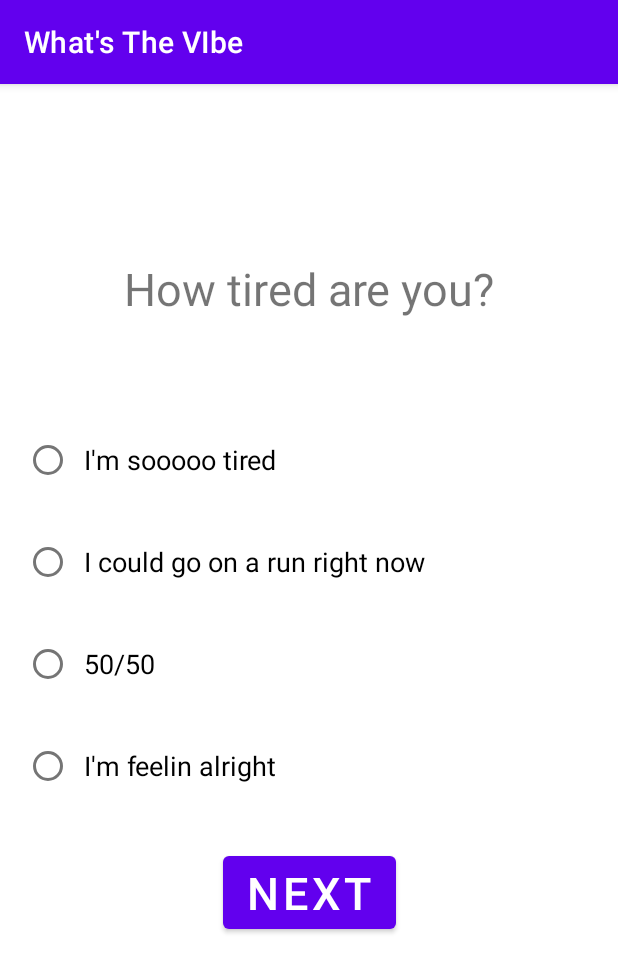
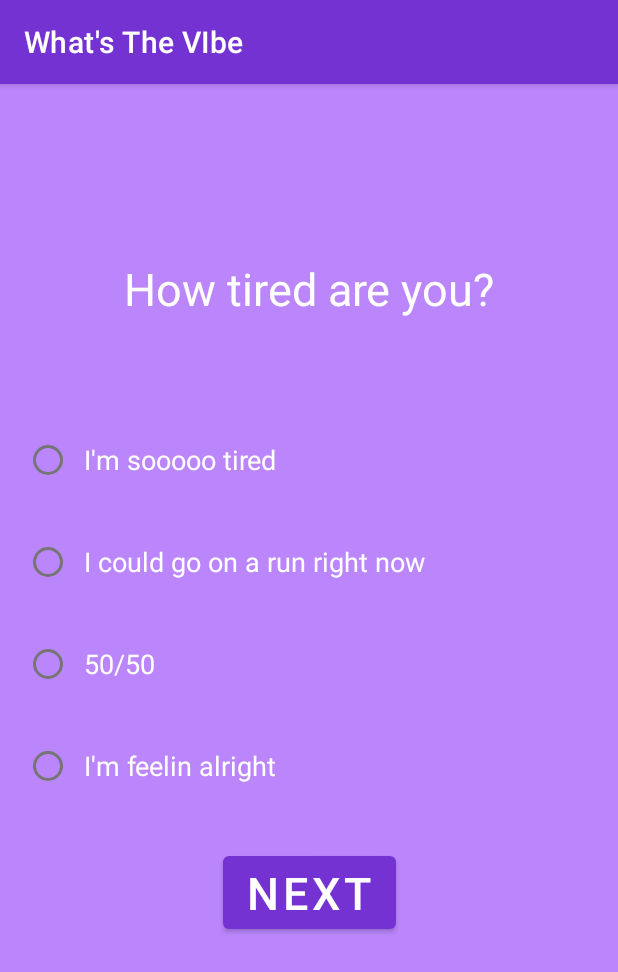
Before and after one commit to GU-App-Development/What-s-The-Vibe-, an Android app: the QuizActivity screen opened directly, with no data from a screen before it, on a phone screen of 412 x 824 dp. Shown: the top 972 px of the screen. Run offline under Robolectric (Android 15) with nearby library versions, the phone set to English and light mode, and no system bars.

Commit message:
Changed the colors and themes. Katie

```diff
--- a/app/src/main/res/layout/activity_main.xml
+++ b/app/src/main/res/layout/activity_main.xml
@@ -4,6 +4,7 @@
     xmlns:tools="http://schemas.android.com/tools"
     xmlns:app="http://schemas.android.com/apk/res-auto"
     style="@style/padding"
+    android:background="@color/purple_200"
     android:layout_width="match_parent"
     android:layout_height="match_parent"
     android:gravity="center"
@@ -13,6 +14,7 @@
         style="@style/welcome_text"
         android:layout_width="wrap_content"
         android:layout_height="wrap_content"
+        android:textColor="@color/white"
         android:text="@string/welcome_message"
         app:layout_constraintTop_toTopOf="parent"
         app:layout_constraintLeft_toLeftOf="parent"
--- a/app/src/main/res/layout/activity_quiz.xml
+++ b/app/src/main/res/layout/activity_quiz.xml
@@ -3,6 +3,7 @@
     xmlns:app="http://schemas.android.com/apk/res-auto"
     xmlns:tools="http://schemas.android.com/tools"
     style="@style/padding"
+    android:background="@color/purple_200"
     android:layout_width="match_parent"
     android:layout_height="match_parent"
     tools:context=".QuizActivity"
@@ -13,6 +14,7 @@
         android:layout_width="wrap_content"
         android:layout_height="wrap_content"
         style="@style/question_text"
+        android:textColor="@color/white"
         app:layout_constraintTop_toTopOf="parent"
         app:layout_constraintLeft_toLeftOf="parent"
         app:layout_constraintRight_toRightOf="parent"
@@ -31,12 +33,14 @@
         <RadioButton android:id="@+id/answer1"
             style="@style/question_buttons"
             android:layout_width="match_parent"
+            android:textColor="@color/white"
             android:layout_height="wrap_content"
             android:text="@string/answer1_text"/>
 
         <RadioButton android:id="@+id/answer2"
             style="@style/question_buttons"
             android:layout_width="match_parent"
+            android:textColor="@color/white"
             android:layout_height="wrap_content"
             android:text="@string/answer2_text"
             />
@@ -45,12 +49,14 @@
             style="@style/question_buttons"
             android:layout_width="match_parent"
             android:layout_height="wrap_content"
+            android:textColor="@color/white"
             android:text="@string/answer3_text"/>
 
         <RadioButton android:id="@+id/answer4"
             style="@style/question_buttons"
             android:layout_width="match_parent"
             android:layout_height="wrap_content"
+            android:textColor="@color/white"
             android:text="@string/answer4_text"
             android:textSize="18sp"/>
 
--- a/app/src/main/res/layout/activity_result.xml
+++ b/app/src/main/res/layout/activity_result.xml
@@ -4,6 +4,7 @@
     xmlns:tools="http://schemas.android.com/tools"
     style="@style/padding"
     android:layout_width="match_parent"
+    android:background="@color/purple_200"
     android:layout_height="match_parent"
     tools:context=".ResultActivity">
 
@@ -12,6 +13,7 @@
         android:layout_width="wrap_content"
         android:layout_height="wrap_content"
         style="@style/question_text"
+        android:textColor="@color/white"
         android:text="@string/result_text"
         app:layout_constraintTop_toTopOf="parent"
         app:layout_constraintLeft_toLeftOf="parent"
@@ -23,6 +25,7 @@
     <TextView
         android:layout_width="wrap_content"
         android:layout_height="wrap_content"
+        android:textColor="@color/white"
         android:text="Playlist/Song Name..."
         android:textSize="37sp"
         app:layout_constraintTop_toBottomOf="@id/result_text"
--- a/app/src/main/res/values/colors.xml
+++ b/app/src/main/res/values/colors.xml
@@ -7,4 +7,5 @@
     <color name="teal_700">#FF018786</color>
     <color name="black">#FF000000</color>
     <color name="white">#FFFFFFFF</color>
+    <color name="purple_300">#7432D3</color>
 </resources>
--- a/app/src/main/res/values/themes.xml
+++ b/app/src/main/res/values/themes.xml
@@ -2,8 +2,8 @@
     <!-- Base application theme. -->
     <style name="Theme.WhatsTheVIbe" parent="Theme.MaterialComponents.DayNight.DarkActionBar">
         <!-- Primary brand color. -->
-        <item name="colorPrimary">@color/purple_500</item>
-        <item name="colorPrimaryVariant">@color/purple_700</item>
+        <item name="colorPrimary">@color/purple_300</item>
+        <item name="colorPrimaryVariant">@color/purple_300</item>
         <item name="colorOnPrimary">@color/white</item>
         <!-- Secondary brand color. -->
         <item name="colorSecondary">@color/teal_200</item>
```
